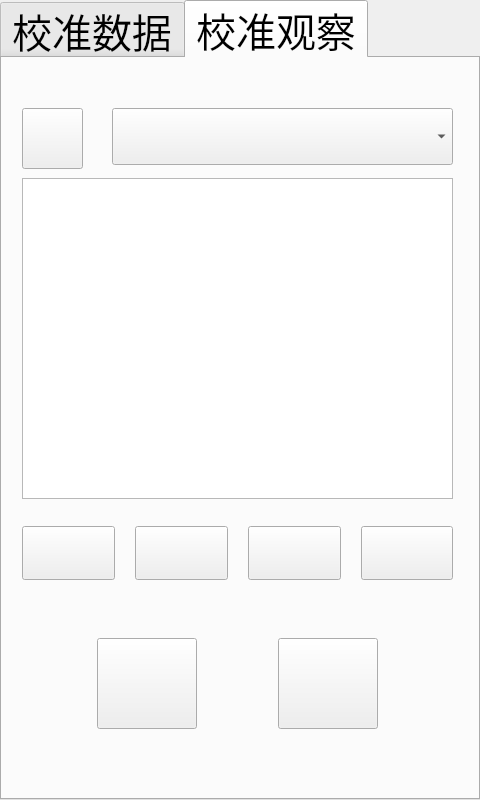
First picture: the form in calibration.ui, repository jack-love/wc100-English, before the edit.
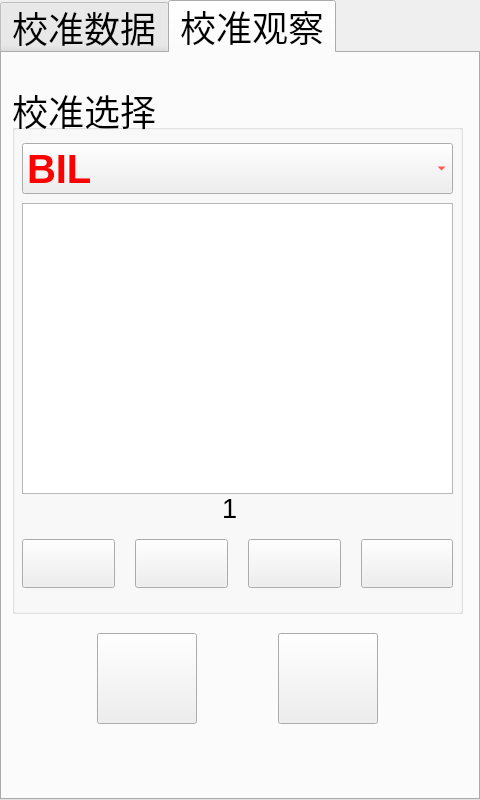
Second picture: the form after the edit. The open tabs and pages were chosen to show the change. Icons and pictures are not drawn.

Commit message: 校准数据部分添加完毕

What changed in the file:
```diff
--- a/calibration.ui
+++ b/calibration.ui
@@ -12,7 +12,7 @@
   </property>
   <property name="font">
    <font>
-    <pointsize>30</pointsize>
+    <pointsize>27</pointsize>
    </font>
   </property>
   <property name="windowTitle">
@@ -328,40 +328,259 @@
    <attribute name="title">
     <string>校准观察</string>
    </attribute>
+   <widget class="QWidget" name="layoutWidget">
+    <property name="geometry">
+     <rect>
+      <x>20</x>
+      <y>580</y>
+      <width>431</width>
+      <height>91</height>
+     </rect>
+    </property>
+    <layout class="QHBoxLayout" name="horizontalLayout_10">
+     <item>
+      <widget class="QPushButton" name="calibrate_start">
+       <property name="maximumSize">
+        <size>
+         <width>100</width>
+         <height>100</height>
+        </size>
+       </property>
+       <property name="text">
+        <string/>
+       </property>
+       <property name="icon">
+        <iconset resource="rc.qrc">
+         <normaloff>:/image/Run1.png</normaloff>:/image/Run1.png</iconset>
+       </property>
+       <property name="iconSize">
+        <size>
+         <width>80</width>
+         <height>80</height>
+        </size>
+       </property>
+      </widget>
+     </item>
+     <item>
+      <widget class="QPushButton" name="calibrate_stop">
+       <property name="maximumSize">
+        <size>
+         <width>100</width>
+         <height>100</height>
+        </size>
+       </property>
+       <property name="text">
+        <string/>
+       </property>
+       <property name="icon">
+        <iconset resource="rc.qrc">
+         <normaloff>:/image/Stop1.png</normaloff>:/image/Stop1.png</iconset>
+       </property>
+       <property name="iconSize">
+        <size>
+         <width>80</width>
+         <height>80</height>
+        </size>
+       </property>
+      </widget>
+     </item>
+    </layout>
+   </widget>
+   <widget class="QGroupBox" name="groupBox_2">
+    <property name="geometry">
+     <rect>
+      <x>10</x>
+      <y>30</y>
+      <width>451</width>
+      <height>531</height>
+     </rect>
+    </property>
+    <property name="title">
+     <string>校准选择</string>
+    </property>
    <widget class="QComboBox" name="btn_options_show">
     <property name="geometry">
      <rect>
-      <x>110</x>
-      <y>50</y>
-      <width>341</width>
-      <height>57</height>
-     </rect>
-    </property>
+       <x>10</x>
+       <y>60</y>
+       <width>431</width>
+       <height>51</height>
+      </rect>
+     </property>
+     <property name="sizePolicy">
+      <sizepolicy hsizetype="Preferred" vsizetype="Fixed">
+       <horstretch>0</horstretch>
+       <verstretch>0</verstretch>
+      </sizepolicy>
+     </property>
     <property name="minimumSize">
      <size>
-      <width>80</width>
-      <height>12</height>
+       <width>0</width>
+       <height>0</height>
      </size>
     </property>
     <property name="maximumSize">
      <size>
       <width>16777215</width>
-      <height>200</height>
+       <height>16777215</height>
      </size>
     </property>
     <property name="font">
      <font>
-      <pointsize>31</pointsize>
-     </font>
-    </property>
+       <pointsize>30</pointsize>
+       <weight>75</weight>
+       <bold>true</bold>
+      </font>
+     </property>
+     <property name="styleSheet">
+      <string notr="true">color: rgb(255, 0, 0);</string>
+     </property>
+     <item>
+      <property name="text">
+       <string>BIL</string>
+      </property>
+     </item>
+     <item>
+      <property name="text">
+       <string>URO</string>
+      </property>
+     </item>
+     <item>
+      <property name="text">
+       <string>KET</string>
+      </property>
+     </item>
+     <item>
+      <property name="text">
+       <string>BLD</string>
+      </property>
+     </item>
+     <item>
+      <property name="text">
+       <string>PRO</string>
+      </property>
+     </item>
+     <item>
+      <property name="text">
+       <string>NIT</string>
+      </property>
+     </item>
+     <item>
+      <property name="text">
+       <string>WBC</string>
+      </property>
+     </item>
+     <item>
+      <property name="text">
+       <string>GLU</string>
+      </property>
+     </item>
+     <item>
+      <property name="text">
+       <string>SG</string>
+      </property>
+     </item>
+     <item>
+      <property name="text">
+       <string>PH</string>
+      </property>
+     </item>
+     <item>
+      <property name="text">
+       <string>VC</string>
+      </property>
+     </item>
+    </widget>
+    <widget class="QWidget" name="layoutWidget_3">
+     <property name="geometry">
+      <rect>
+       <x>10</x>
+       <y>450</y>
+       <width>431</width>
+       <height>61</height>
+      </rect>
+     </property>
+     <layout class="QHBoxLayout" name="horizontalLayout_11">
+      <property name="spacing">
+       <number>20</number>
+      </property>
+      <item>
+       <widget class="QPushButton" name="btn_FirstPag">
+        <property name="text">
+         <string/>
+        </property>
+        <property name="icon">
+         <iconset resource="rc.qrc">
+          <normaloff>:/image/FirstPag.png</normaloff>:/image/FirstPag.png</iconset>
+        </property>
+        <property name="iconSize">
+         <size>
+          <width>50</width>
+          <height>50</height>
+         </size>
+        </property>
+       </widget>
+      </item>
+      <item>
+       <widget class="QPushButton" name="btn_PreviousPage">
+        <property name="text">
+         <string/>
+        </property>
+        <property name="icon">
+         <iconset resource="rc.qrc">
+          <normaloff>:/image/PreviousPage.png</normaloff>:/image/PreviousPage.png</iconset>
+        </property>
+        <property name="iconSize">
+         <size>
+          <width>50</width>
+          <height>50</height>
+         </size>
+        </property>
+       </widget>
+      </item>
+      <item>
+       <widget class="QPushButton" name="btn_NextPage">
+        <property name="text">
+         <string/>
+        </property>
+        <property name="icon">
+         <iconset resource="rc.qrc">
+          <normaloff>:/image/NextPage.png</normaloff>:/image/NextPage.png</iconset>
+        </property>
+        <property name="iconSize">
+         <size>
+          <width>50</width>
+          <height>50</height>
+         </size>
+        </property>
+       </widget>
+      </item>
+      <item>
+       <widget class="QPushButton" name="btn_LastPage">
+        <property name="text">
+         <string/>
+        </property>
+        <property name="icon">
+         <iconset resource="rc.qrc">
+          <normaloff>:/image/LastPage.png</normaloff>:/image/LastPage.png</iconset>
+        </property>
+        <property name="iconSize">
+         <size>
+          <width>50</width>
+          <height>50</height>
+         </size>
+        </property>
+       </widget>
+      </item>
+     </layout>
    </widget>
    <widget class="QTableView" name="calibrateList">
     <property name="geometry">
      <rect>
-      <x>20</x>
+       <x>10</x>
       <y>120</y>
       <width>431</width>
-      <height>321</height>
+       <height>291</height>
      </rect>
     </property>
     <property name="sizePolicy">
@@ -412,169 +631,24 @@
      <enum>QAbstractItemView::SelectItems</enum>
     </property>
    </widget>
-   <widget class="QPushButton" name="btn_Back_2">
+    <widget class="QLabel" name="lbTotalCount">
     <property name="geometry">
      <rect>
-      <x>20</x>
-      <y>50</y>
-      <width>61</width>
-      <height>61</height>
-     </rect>
-    </property>
-    <property name="text">
-     <string/>
-    </property>
-    <property name="icon">
-     <iconset resource="rc.qrc">
-      <normaloff>:/image/arrow_left.png</normaloff>:/image/arrow_left.png</iconset>
-    </property>
-    <property name="iconSize">
-     <size>
-      <width>60</width>
-      <height>54</height>
-     </size>
-    </property>
-   </widget>
-   <widget class="QWidget" name="layoutWidget">
-    <property name="geometry">
-     <rect>
-      <x>20</x>
-      <y>580</y>
-      <width>431</width>
-      <height>91</height>
-     </rect>
-    </property>
-    <layout class="QHBoxLayout" name="horizontalLayout_10">
-     <item>
-      <widget class="QPushButton" name="calibrate_start">
-       <property name="maximumSize">
-        <size>
-         <width>100</width>
-         <height>100</height>
-        </size>
-       </property>
+       <x>210</x>
+       <y>410</y>
+       <width>31</width>
+       <height>31</height>
+      </rect>
+     </property>
+     <property name="font">
+      <font>
+       <pointsize>20</pointsize>
+      </font>
+     </property>
        <property name="text">
-        <string/>
-       </property>
-       <property name="icon">
-        <iconset resource="rc.qrc">
-         <normaloff>:/image/Run1.png</normaloff>:/image/Run1.png</iconset>
-       </property>
-       <property name="iconSize">
-        <size>
-         <width>80</width>
-         <height>80</height>
-        </size>
-       </property>
-      </widget>
-     </item>
-     <item>
-      <widget class="QPushButton" name="calibrate_stop">
-       <property name="maximumSize">
-        <size>
-         <width>100</width>
-         <height>100</height>
-        </size>
-       </property>
-       <property name="text">
-        <string/>
-       </property>
-       <property name="icon">
-        <iconset resource="rc.qrc">
-         <normaloff>:/image/Stop1.png</normaloff>:/image/Stop1.png</iconset>
-       </property>
-       <property name="iconSize">
-        <size>
-         <width>80</width>
-         <height>80</height>
-        </size>
-       </property>
-      </widget>
-     </item>
-    </layout>
-   </widget>
-   <widget class="QWidget" name="layoutWidget">
-    <property name="geometry">
-     <rect>
-      <x>20</x>
-      <y>460</y>
-      <width>431</width>
-      <height>71</height>
-     </rect>
-    </property>
-    <layout class="QHBoxLayout" name="horizontalLayout_11">
-     <property name="spacing">
-      <number>20</number>
-     </property>
-     <item>
-      <widget class="QPushButton" name="btn_FirstPag">
-       <property name="text">
-        <string/>
-       </property>
-       <property name="icon">
-        <iconset resource="rc.qrc">
-         <normaloff>:/image/FirstPag.png</normaloff>:/image/FirstPag.png</iconset>
-       </property>
-       <property name="iconSize">
-        <size>
-         <width>50</width>
-         <height>50</height>
-        </size>
-       </property>
-      </widget>
-     </item>
-     <item>
-      <widget class="QPushButton" name="btn_PreviousPage">
-       <property name="text">
-        <string/>
-       </property>
-       <property name="icon">
-        <iconset resource="rc.qrc">
-         <normaloff>:/image/PreviousPage.png</normaloff>:/image/PreviousPage.png</iconset>
-       </property>
-       <property name="iconSize">
-        <size>
-         <width>50</width>
-         <height>50</height>
-        </size>
-       </property>
-      </widget>
-     </item>
-     <item>
-      <widget class="QPushButton" name="btn_NextPage">
-       <property name="text">
-        <string/>
-       </property>
-       <property name="icon">
-        <iconset resource="rc.qrc">
-         <normaloff>:/image/NextPage.png</normaloff>:/image/NextPage.png</iconset>
-       </property>
-       <property name="iconSize">
-        <size>
-         <width>50</width>
-         <height>50</height>
-        </size>
-       </property>
-      </widget>
-     </item>
-     <item>
-      <widget class="QPushButton" name="btn_LastPage">
-       <property name="text">
-        <string/>
-       </property>
-       <property name="icon">
-        <iconset resource="rc.qrc">
-         <normaloff>:/image/LastPage.png</normaloff>:/image/LastPage.png</iconset>
-       </property>
-       <property name="iconSize">
-        <size>
-         <width>50</width>
-         <height>50</height>
-        </size>
-       </property>
-      </widget>
-     </item>
-    </layout>
+      <string>1</string>
+     </property>
+    </widget>
    </widget>
   </widget>
  </widget>
```
Left out of the diff: 96 changed lines with no effect on the pictures. Lines whose indentation alone changed are shown as unchanged. The commit also changes 36 other files.
